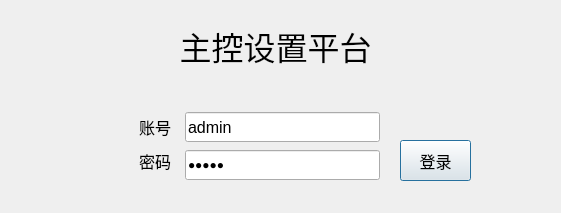
First picture: the form in MasterCtrlSet/setups/users/usrlanddlg.ui, repository ChinaClever/PDU-Settings, before the edit.
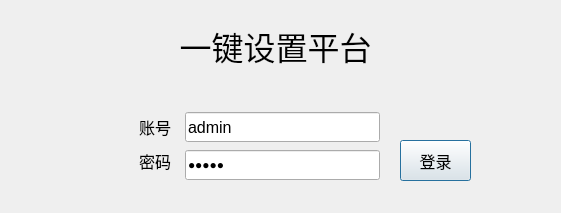
Second picture: the form after the edit.

Commit message: 名称改为一键设置工具

Patch:
```diff
--- a/MasterCtrlSet/setups/users/usrlanddlg.ui
+++ b/MasterCtrlSet/setups/users/usrlanddlg.ui
@@ -178,7 +178,7 @@
     <string notr="true"/>
    </property>
    <property name="text">
-    <string>主控设置平台</string>
+    <string>一键设置平台</string>
    </property>
    <property name="alignment">
     <set>Qt::AlignCenter</set>
```
The commit also changes 2 other files.
